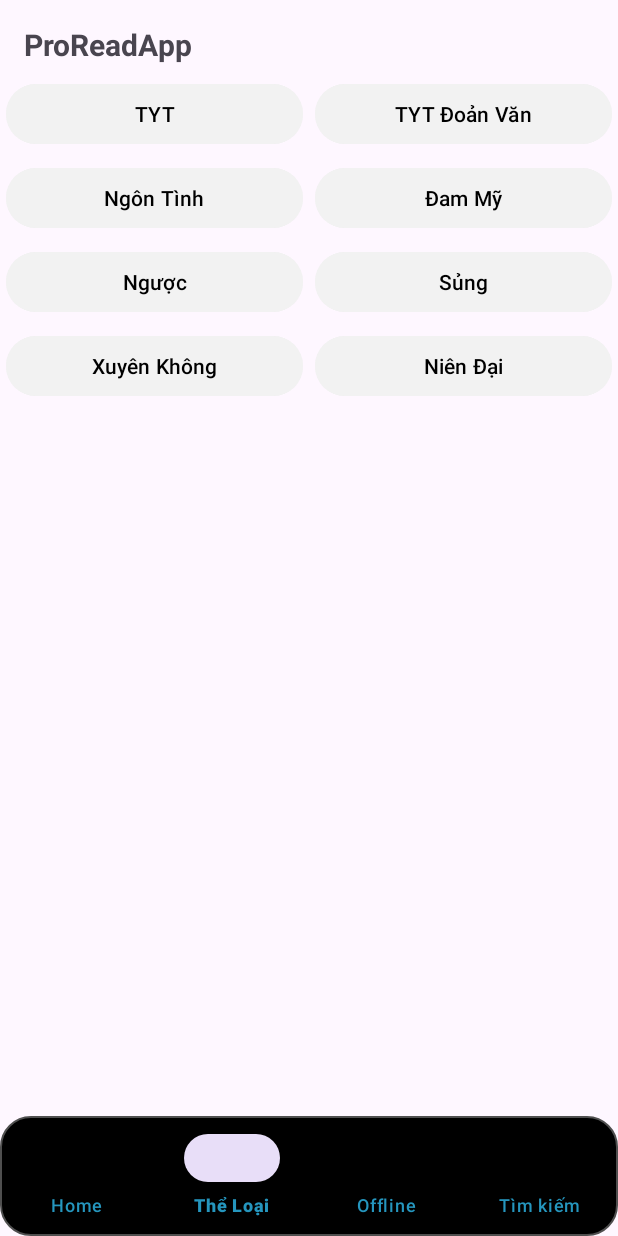
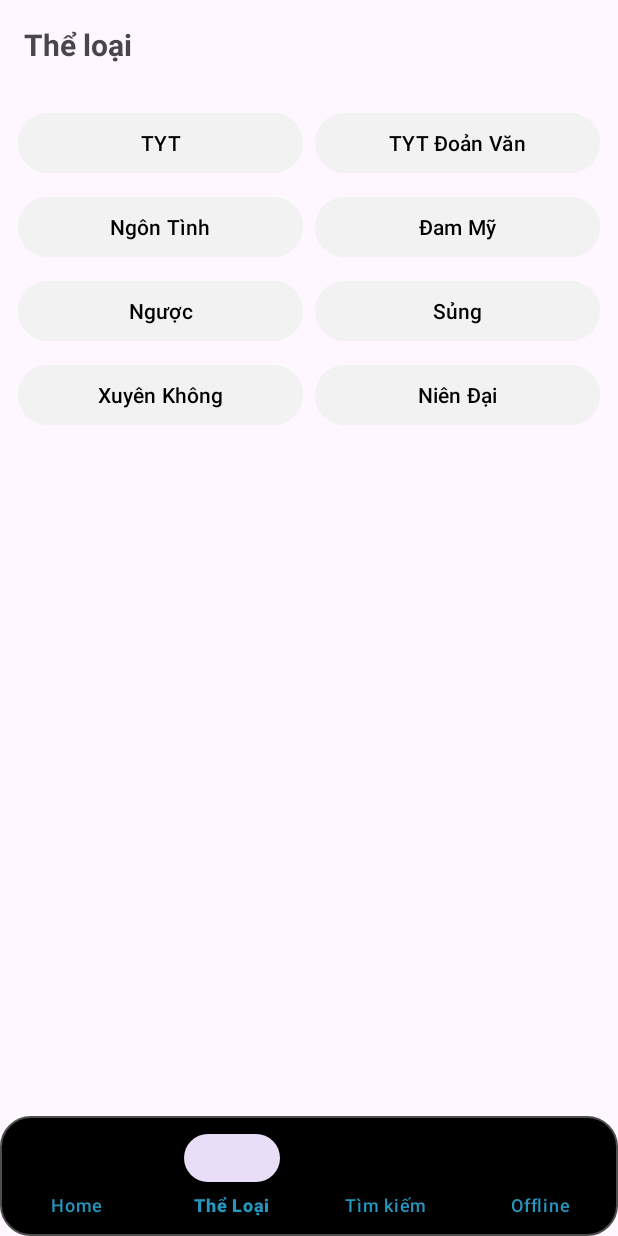
Before and after one commit to HandQ2212/ProReadApp, an Android app: the screen it shows after launch (MainActivity), item 2 of the bottom bar chosen, on a phone screen of 412 x 824 dp. Run offline under Robolectric (Android 15) with nearby library versions, the phone set to English and light mode, and no system bars; our stand-ins replace data binding.

Commit message:
feat: chinh sua hien thi cac the loai trong danh sach

```diff
--- a/App Mobile/app/build.gradle.kts
+++ b/App Mobile/app/build.gradle.kts
@@ -29,6 +29,11 @@ android {
         sourceCompatibility = JavaVersion.VERSION_11
         targetCompatibility = JavaVersion.VERSION_11
     }
+
+    buildFeatures {
+        viewBinding = true
+        dataBinding = true
+    }
 }
 
 dependencies {
--- a/App Mobile/app/src/main/java/com/example/proreadapp/Fragment/TheLoaiFragment.java
+++ b/App Mobile/app/src/main/java/com/example/proreadapp/Fragment/TheLoaiFragment.java
@@ -4,19 +4,65 @@ import android.os.Bundle;
 import android.view.LayoutInflater;
 import android.view.View;
 import android.view.ViewGroup;
+import android.widget.Toast;
 
 import androidx.annotation.NonNull;
 import androidx.annotation.Nullable;
 import androidx.fragment.app.Fragment;
+import androidx.lifecycle.ViewModelProvider;
+import androidx.recyclerview.widget.GridLayoutManager;
 
 import com.example.proreadapp.R;
+import com.example.proreadapp.adapter.CategoryAdapter;
+import com.example.proreadapp.databinding.FragmentTheLoaiBinding;
+import com.example.proreadapp.viewmodel.CategoryViewModel;
 
 public class TheLoaiFragment extends Fragment {
+
+    private FragmentTheLoaiBinding binding;
+    private CategoryViewModel viewModel;
+    private CategoryAdapter adapter;
+
     @Nullable
     @Override
-    public View onCreateView(@NonNull LayoutInflater inflater,
-                             @Nullable ViewGroup container,
+    public View onCreateView(@NonNull LayoutInflater inflater, @Nullable ViewGroup container,
                              @Nullable Bundle savedInstanceState) {
-        return inflater.inflate(R.layout.fragment_the_loai, container, false);
+        binding = FragmentTheLoaiBinding.inflate(inflater, container, false);
+        return binding.getRoot();
+    }
+
+    @Override
+    public void onViewCreated(@NonNull View view, @Nullable Bundle savedInstanceState){
+        super.onViewCreated(view, savedInstanceState);
+
+        viewModel = new ViewModelProvider(requireActivity()).get(CategoryViewModel.class);
+
+        adapter = new CategoryAdapter(category -> {
+            // Chuyển sang màn hình hiển thị danh sách truyện thuộc thể loại
+            Toast.makeText(getContext(), "Chọn: " + category, Toast.LENGTH_SHORT).show();
+        });
+
+        binding.categoryRecyclerView.setLayoutManager(new GridLayoutManager(getContext(), 2));
+        binding.categoryRecyclerView.setAdapter(adapter);
+
+        viewModel.getCategories().observe(getViewLifecycleOwner(), adapter::setCategories);
+
+        // Thêm một số thể loại mặc định nếu danh sách đang trống
+        if (viewModel.getCategories().getValue().isEmpty()) {
+            viewModel.addCategory("TYT");
+            viewModel.addCategory("TYT Đoản Văn");
+            viewModel.addCategory("Ngôn Tình");
+            viewModel.addCategory("Đam Mỹ");
+            viewModel.addCategory("Ngược");
+            viewModel.addCategory("Sủng");
+            viewModel.addCategory("Xuyên Không");
+            viewModel.addCategory("Niên Đại");
+        }
+    }
+
+    @Override
+    public void onDestroyView() {
+        super.onDestroyView();
+        binding = null;
     }
 }
--- a/App Mobile/app/src/main/java/com/example/proreadapp/MainActivity.java
+++ b/App Mobile/app/src/main/java/com/example/proreadapp/MainActivity.java
@@ -15,51 +15,56 @@ import com.example.proreadapp.Fragment.HomeFragment;
 import com.example.proreadapp.Fragment.OfflineFragment;
 import com.example.proreadapp.Fragment.TheLoaiFragment;
 import com.example.proreadapp.Fragment.TimKiemFragment;
-import com.google.android.material.bottomnavigation.BottomNavigationItemView;
-import com.google.android.material.bottomnavigation.BottomNavigationView;
+import com.example.proreadapp.databinding.ActivityMainBinding;
 
-public class MainActivity extends AppCompatActivity {
 
-    @SuppressLint("NonConstantResourceId")
-    @Override
-    protected void onCreate(Bundle savedInstanceState) {
+public class MainActivity extends AppCompatActivity{
+
+    private ActivityMainBinding binding;
+    protected void onCreate(Bundle savedInstanceState){
         super.onCreate(savedInstanceState);
         EdgeToEdge.enable(this);
-        setContentView(R.layout.activity_main);
+        binding = ActivityMainBinding.inflate(getLayoutInflater());
+        setContentView(binding.getRoot());
 
-        BottomNavigationView bottomNavigationView = findViewById(R.id.bottom_navigation);
+        //Mac dinh hien HomeFragment
+        getSupportFragmentManager().beginTransaction()
+                .replace(R.id.fragment_container, new HomeFragment())
+                .commit();
 
-        getSupportFragmentManager().beginTransaction()
-                        .replace(R.id.fragment_container, new HomeFragment()).commit();
-        bottomNavigationView.setOnItemSelectedListener(item -> {
-            newFragment(item);
+        //Chon muc trong BottomNavigation
+        binding.bottomNavigation.setOnItemSelectedListener(item -> {
+            changeFragment(item);
             return true;
         });
 
-        ViewCompat.setOnApplyWindowInsetsListener(findViewById(R.id.main), (v, insets) -> {
+        //Dong bo giao dien
+        ViewCompat.setOnApplyWindowInsetsListener(binding.getRoot(), (v, insets) -> {
             Insets systemBars = insets.getInsets(WindowInsetsCompat.Type.systemBars());
             v.setPadding(systemBars.left, systemBars.top, systemBars.right, systemBars.bottom);
             return insets;
         });
     }
+    public void changeFragment(MenuItem item){
+        Fragment selectedFragment = null;
+        int itemId = item.getItemId();
 
-    public void newFragment(MenuItem item){
-        Fragment selectedFragment = null;
-
-        if(item.getItemId() == R.id.nav_home){
+        //Chon fragment de chuyen
+        if(itemId == R.id.nav_home){
             selectedFragment = new HomeFragment();
         }
-        if(item.getItemId() == R.id.nav_theloai){
+        if(itemId == R.id.nav_theloai){
             selectedFragment = new TheLoaiFragment();
         }
-        if(item.getItemId() == R.id.nav_offline){
+        if(itemId == R.id.nav_timkiem){
+            selectedFragment = new TimKiemFragment();
+        }
+        if(itemId == R.id.nav_offline){
             selectedFragment = new OfflineFragment();
         }
-        if(item.getItemId() == R.id.nav_timkiem){
-            selectedFragment = new TimKiemFragment();
-        }
 
-        if (selectedFragment != null) {
+        //Chuyen fragment
+        if(selectedFragment != null){
             getSupportFragmentManager().beginTransaction()
                     .replace(R.id.fragment_container, selectedFragment)
                     .commit();
--- /dev/null
+++ b/App Mobile/app/src/main/java/com/example/proreadapp/adapter/CategoryAdapter.java
@@ -0,0 +1,60 @@
+package com.example.proreadapp.adapter;
+
+import android.view.LayoutInflater;
+import android.view.ViewGroup;
+
+import androidx.annotation.NonNull;
+import androidx.recyclerview.widget.RecyclerView;
+
+import com.example.proreadapp.databinding.ItemCategoryBinding;
+
+import java.util.ArrayList;
+import java.util.List;
+
+public class CategoryAdapter extends RecyclerView.Adapter<CategoryAdapter.CategoryViewHolder> {
+
+    private List<String> categories = new ArrayList<>();
+    private final OnCategoryClickListener listener;
+
+    public interface OnCategoryClickListener {
+        void onCategoryClick(String category);
+    }
+
+    public CategoryAdapter(OnCategoryClickListener listener) {
+        this.listener = listener;
+    }
+
+    public void setCategories(List<String> newList) {
+        categories = newList;
+        notifyDataSetChanged();
+    }
+
+    @NonNull
+    @Override
+    public CategoryViewHolder onCreateViewHolder(@NonNull ViewGroup parent, int viewType) {
+        ItemCategoryBinding binding = ItemCategoryBinding.inflate(
+                LayoutInflater.from(parent.getContext()), parent, false);
+        return new CategoryViewHolder(binding);
+    }
+
+    @Override
+    public void onBindViewHolder(@NonNull CategoryViewHolder holder, int position) {
+        String category = categories.get(position);
+        holder.binding.categoryButton.setText(category);
+        holder.binding.categoryButton.setOnClickListener(v -> listener.onCategoryClick(category));
+    }
+
+    @Override
+    public int getItemCount() {
+        return categories.size();
+    }
+
+    static class CategoryViewHolder extends RecyclerView.ViewHolder {
+        ItemCategoryBinding binding;
+
+        public CategoryViewHolder(ItemCategoryBinding binding) {
+            super(binding.getRoot());
+            this.binding = binding;
+        }
+    }
+}
--- /dev/null
+++ b/App Mobile/app/src/main/java/com/example/proreadapp/viewmodel/CategoryViewModel.java
@@ -0,0 +1,24 @@
+package com.example.proreadapp.viewmodel;
+
+import androidx.lifecycle.LiveData;
+import androidx.lifecycle.MutableLiveData;
+import androidx.lifecycle.ViewModel;
+
+import java.util.ArrayList;
+import java.util.List;
+
+public class CategoryViewModel extends ViewModel {
+    private final MutableLiveData<List<String>> categoryList = new MutableLiveData<>(new ArrayList<>());
+
+    public LiveData<List<String>> getCategories() {
+        return categoryList;
+    }
+
+    public void addCategory(String category) {
+        List<String> current = categoryList.getValue();
+        if (!current.contains(category)) {
+            current.add(category);
+            categoryList.setValue(current);
+        }
+    }
+}
--- a/App Mobile/app/src/main/res/layout/fragment_the_loai.xml
+++ b/App Mobile/app/src/main/res/layout/fragment_the_loai.xml
@@ -1,105 +1,22 @@
-<?xml version="1.0" encoding="utf-8"?>
-<RelativeLayout xmlns:android="http://schemas.android.com/apk/res/android"
+<layout xmlns:android="http://schemas.android.com/apk/res/android">
+    <RelativeLayout
         android:layout_width="match_parent"
         android:layout_height="match_parent">
 
-    <!--Tiêu đề-->
         <TextView
             android:id="@+id/titleText"
-        android:text="ProReadApp"
+            android:text="Thể loại"
             android:textSize="20sp"
             android:textStyle="bold"
-        android:layout_alignParentTop="true"
             android:layout_margin="16dp"
             android:layout_width="wrap_content"
             android:layout_height="wrap_content" />
 
-    <ScrollView
+        <androidx.recyclerview.widget.RecyclerView
+            android:id="@+id/categoryRecyclerView"
+            android:layout_below="@id/titleText"
             android:layout_width="match_parent"
-        android:layout_height="707dp"
-        android:layout_below="@id/titleText"
-        android:layout_marginTop="-19dp">
-
-        <GridLayout
-            android:layout_width="match_parent"
-            android:layout_height="wrap_content"
-            android:layout_marginTop="8dp"
-            android:columnCount="2"
-            android:rowCount="4"
-            android:orientation="horizontal"
-            android:columnOrderPreserved="false">
-
-            <Button
-                android:text="TYT"
-                android:layout_margin="4dp"
-                android:backgroundTint="#F2F2F2"
-                android:textColor="#000000"
-                android:layout_width="0dp"
-                android:layout_height="wrap_content"
-                android:layout_columnWeight="1" />
-
-            <Button
-                android:text="TYT Đoản Văn"
-                android:layout_margin="4dp"
-                android:backgroundTint="#F2F2F2"
-                android:textColor="#000000"
-                android:layout_width="0dp"
-                android:layout_height="wrap_content"
-                android:layout_columnWeight="1" />
-
-            <Button
-                android:text="Ngôn Tình"
-                android:layout_margin="4dp"
-                android:backgroundTint="#F2F2F2"
-                android:textColor="#000000"
-                android:layout_width="0dp"
-                android:layout_height="wrap_content"
-                android:layout_columnWeight="1" />
-
-            <Button
-                android:text="Đam Mỹ"
-                android:layout_margin="4dp"
-                android:backgroundTint="#F2F2F2"
-                android:textColor="#000000"
-                android:layout_width="0dp"
-                android:layout_height="wrap_content"
-                android:layout_columnWeight="1" />
-
-            <Button
-                android:text="Ngược"
-                android:layout_margin="4dp"
-                android:backgroundTint="#F2F2F2"
-                android:textColor="#000000"
-                android:layout_width="0dp"
-                android:layout_height="wrap_content"
-                android:layout_columnWeight="1" />
-
-            <Button
-                android:text="Sủng"
-                android:layout_margin="4dp"
-                android:backgroundTint="#F2F2F2"
-                android:textColor="#000000"
-                android:layout_width="0dp"
-                android:layout_height="wrap_content"
-                android:layout_columnWeight="1" />
-
-            <Button
-                android:text="Xuyên Không"
-                android:layout_margin="4dp"
-                android:backgroundTint="#F2F2F2"
-                android:textColor="#000000"
-                android:layout_width="0dp"
-                android:layout_height="wrap_content"
-                android:layout_columnWeight="1" />
-
-            <Button
-                android:text="Niên Đại"
-                android:layout_margin="4dp"
-                android:backgroundTint="#F2F2F2"
-                android:textColor="#000000"
-                android:layout_width="0dp"
-                android:layout_height="wrap_content"
-                android:layout_columnWeight="1" />
-        </GridLayout>
-    </ScrollView>
+            android:layout_height="match_parent"
+            android:padding="8dp"/>
     </RelativeLayout>
+</layout>
--- /dev/null
+++ b/App Mobile/app/src/main/res/layout/item_category.xml
@@ -0,0 +1,10 @@
+<layout xmlns:android="http://schemas.android.com/apk/res/android">
+    <Button
+        android:id="@+id/categoryButton"
+        android:layout_width="match_parent"
+        android:layout_height="wrap_content"
+        android:layout_margin="4dp"
+        android:backgroundTint="#F2F2F2"
+        android:textColor="#000000"
+        android:text="Thể loại" />
+</layout>
--- a/App Mobile/app/src/main/res/menu/bottom_nav_menu.xml
+++ b/App Mobile/app/src/main/res/menu/bottom_nav_menu.xml
@@ -10,12 +10,12 @@
         android:title="Thể Loại"/>
 
     <item
+        android:id="@+id/nav_timkiem"
+        android:title="Tìm kiếm"/>
+
+    <item
         android:id="@+id/nav_offline"
         android:title="Offline"/>
 
-    <item
-        android:id="@+id/nav_timkiem"
-        android:title="Tìm kiếm"/>
-
 
 </menu>
```
Lines whose indentation alone changed are shown as unchanged.
